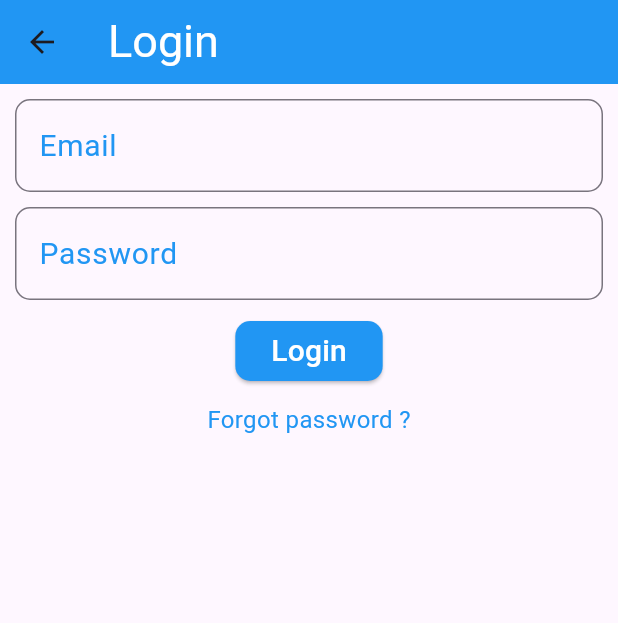
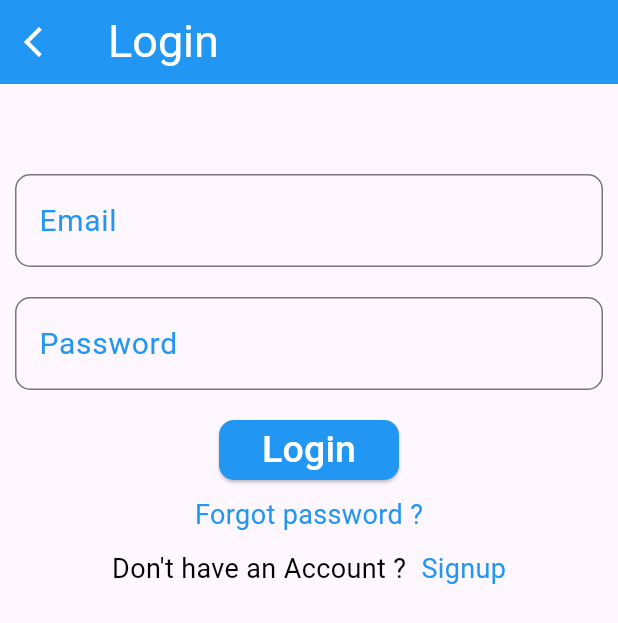
Before and after one commit to Darwynkjoy/userauthentication_firebase, a Flutter app: the screen it shows after launch, after a tap on "Sign up", on a phone screen of 412 x 824 dp. Shown: the top 623 px of the screen. Run offline on Flutter 3.47's test engine with Material 3 defaults, Android fonts, the phone set to English and light mode, and no system bars; our stand-ins replace firebase_auth, firebase_core; accounts and stored records are empty; network calls fail.

Commit message:
daily push

```diff
--- a/lib/login.dart
+++ b/lib/login.dart
@@ -1,6 +1,8 @@
 import 'package:firebase_auth/firebase_auth.dart';
 import 'package:flutter/material.dart';
 import 'package:user_authentication/homepage.dart';
+import 'package:user_authentication/passwordreset.dart';
+import 'package:user_authentication/signup.dart';
 
 class Login extends StatefulWidget{
   @override
@@ -45,42 +47,69 @@ class _loginState extends State<Login>{
       appBar: AppBar(
         title: Text("Login",style: TextStyle(fontSize: 30,color: Colors.white),),
         backgroundColor: Colors.blue,
+        leading: IconButton(onPressed: () {
+          Navigator.pop(context);
+        },icon:  Icon(Icons.arrow_back_ios,color: Colors.white,)),
       ),
       body: Padding(
         padding: const EdgeInsets.all(10.0),
         child: Column(
           children: [
+            SizedBox(height: 50,),
             TextField(
               decoration: InputDecoration(
                 border: OutlineInputBorder(
                   borderRadius: BorderRadius.circular(10)),
-                  hintText: "Email",
-                  hintStyle: TextStyle(color: Colors.blue,fontSize: 20),
+                  labelText: "Email",
+                  labelStyle: TextStyle(color: Colors.blue,fontSize: 20),
+                  hintText: "Example@email.com",
+                  hintStyle: TextStyle(color: Colors.grey,fontSize: 20),
                   ),
             ),
-            SizedBox(height: 10,),
+            SizedBox(height: 20,),
             TextField(
               decoration: InputDecoration(
                 border: OutlineInputBorder(
                   borderRadius: BorderRadius.circular(10)),
-                  hintText: "Password",
-                  hintStyle: TextStyle(color: Colors.blue,fontSize: 20),
+                  labelText: "Password",
+                  labelStyle: TextStyle(color: Colors.blue,fontSize: 20),
+                  hintText: "Enter your password",
+                  hintStyle: TextStyle(color: Colors.grey,fontSize: 20),
                   ),
             ),
-            SizedBox(height: 10,),
-            ElevatedButton(
+            SizedBox(height: 20,),
+            Container(
+              height: 40,
+              width: 120,
+              child: ElevatedButton(
                 style: ElevatedButton.styleFrom(
                   backgroundColor: Colors.blue,
                   shape: RoundedRectangleBorder(borderRadius: BorderRadius.circular(10)),
                 ),
                 onPressed: (){
                   _login();
-                Navigator.push(context, MaterialPageRoute(builder: (context)=>Homepage()));
-              }, child: Text("Login",style: TextStyle(fontSize: 20,color: Colors.white),)),
+                  Navigator.replace(context, oldRoute: ModalRoute.of(context)!, newRoute: MaterialPageRoute(builder: (context)=>Homepage()));
+                }, child: Text("Login",style: TextStyle(fontSize: 25,color: Colors.white),)),
+            ),
             SizedBox(height: 10,),
             GestureDetector(
-              onTap:(){},
-              child:  Text("Forgot password ?",style: TextStyle(fontSize: 16,color: Colors.blue),)),
+              onTap:(){
+                Navigator.push(context, MaterialPageRoute(builder: (context)=>Forgotpassword()));
+              },
+              child:  Text("Forgot password ?",style: TextStyle(fontSize: 18,color: Colors.blue),)),
+              SizedBox(height: 10,),
+            Row(
+              mainAxisAlignment: MainAxisAlignment.center,
+              children: [
+                Text("Don't have an Account ?",style: TextStyle(fontSize: 18,color: Colors.black),),
+                SizedBox(width: 10,),
+                GestureDetector(
+                  onTap:(){
+                    Navigator.push(context, MaterialPageRoute(builder: (context)=>Signup()));
+                  },
+                  child:  Text("Signup",style: TextStyle(fontSize: 18,color: Colors.blue),)),
+              ],
+            )
           ],
         ),
       ),
--- a/lib/signup.dart
+++ b/lib/signup.dart
@@ -48,27 +48,35 @@ class _signupState extends State<Signup>{
         padding: const EdgeInsets.all(10.0),
         child: Column(
           children: [
+            SizedBox(height: 50,),
             TextField(
               controller: emailController,
               decoration: InputDecoration(
                 border: OutlineInputBorder(
                   borderRadius: BorderRadius.circular(10)),
-                  hintText: "Email",
-                  hintStyle: TextStyle(color: Colors.blue,fontSize: 20),
+                  labelText: "Email",
+                  labelStyle: TextStyle(color: Colors.blue,fontSize: 20),
+                  hintText: "Example@email.com",
+                  hintStyle: TextStyle(color: Colors.grey,fontSize: 20),
                   ),
             ),
-            SizedBox(height: 10,),
+            SizedBox(height: 20,),
             TextField(
               controller: passwordContoller,
               decoration: InputDecoration(
                 border: OutlineInputBorder(
                   borderRadius: BorderRadius.circular(10)),
-                  hintText: "Password",
-                  hintStyle: TextStyle(color: Colors.blue,fontSize: 20),
+                  labelText: "Password",
+                  labelStyle: TextStyle(color: Colors.blue,fontSize: 20),
+                  hintText: "Enter your password",
+                  hintStyle: TextStyle(color: Colors.grey,fontSize: 20),
                   ),
             ),
-            SizedBox(height: 10,),
-            ElevatedButton(
+            SizedBox(height: 20,),
+            SizedBox(
+              width: 150,
+              height: 40,
+              child: ElevatedButton(
                 style: ElevatedButton.styleFrom(
                   backgroundColor: Colors.blue,
                   shape: RoundedRectangleBorder(borderRadius: BorderRadius.circular(10)),
@@ -76,28 +84,27 @@ class _signupState extends State<Signup>{
                 onPressed: (){
                   _signUp();
                   Navigator.push(context, MaterialPageRoute(builder: (context)=> Login()));
-              }, child: Text("Sign up",style: TextStyle(fontSize: 20,color: Colors.white),)),
-              SizedBox(height: 5,),
+                }, child: Text("Sign up",style: TextStyle(fontSize: 25,color: Colors.white),)),
+            ),
+              SizedBox(height: 20,),
             Row(
               mainAxisAlignment: MainAxisAlignment.center,
               children: [
-                Text("Already registered ?",style: TextStyle(fontSize: 16,color: Colors.black),),
-                SizedBox(width: 5,),
+                Text("Already registered ?",style: TextStyle(fontSize: 18,color: Colors.black),),
+                SizedBox(width: 10,),
                 GestureDetector(
-                  onTap: (){},
-                  child: Text("Login",style: TextStyle(fontSize: 17,color: Colors.blue),)),
+                  onTap: (){
+                    Navigator.push(context, MaterialPageRoute(builder: (context)=>Login()));
+                  },
+                  child: Text("Login",style: TextStyle(fontSize: 18,color: Colors.blue),)),
               ],
             ),
-            SizedBox(height: 5,),
-            GestureDetector(
-              onTap:(){},
-              child:  Text("Forgot password ?",style: TextStyle(fontSize: 16,color: Colors.blue),)),
-              SizedBox(height: 5,),
+            SizedBox(height: 10,),
             Row(
               mainAxisAlignment: MainAxisAlignment.center,
               children: [
                 Container(
-                  width: 200,
+                  width: 235,
                   height: 40,
                   child: ElevatedButton(
                     style: ElevatedButton.styleFrom(
@@ -105,8 +112,11 @@ class _signupState extends State<Signup>{
                     ),
                     onPressed: (){}, child: Row(
                     children: [
-                      Text("sign in "),
-                      Icon(Icons.car_crash)
+                      Text("Sign in with google ",style: TextStyle(fontSize: 18,color: Colors.black),),
+                      Container(
+                        height: 25,
+                        width: 25,
+                        child: Image(image: AssetImage("assets/images/google.png")))
                     ],
                   )),
                 ),
--- a/pubspec.yaml
+++ b/pubspec.yaml
@@ -61,8 +61,8 @@ flutter:
   uses-material-design: true
 
   # To add assets to your application, add an assets section, like this:
-  # assets:
-  #   - images/a_dot_burr.jpeg
+  assets:
+  - assets/images/
   #   - images/a_dot_ham.jpeg
 
   # An image asset can refer to one or more resolution-specific "variants", see
```
Also changed, not shown: lib/homepage.dart (+6 -4 lines), lib/passwordreset.dart (+70 -0 lines), assets/images/google.png (added). Lines whose indentation alone changed are shown as unchanged.
